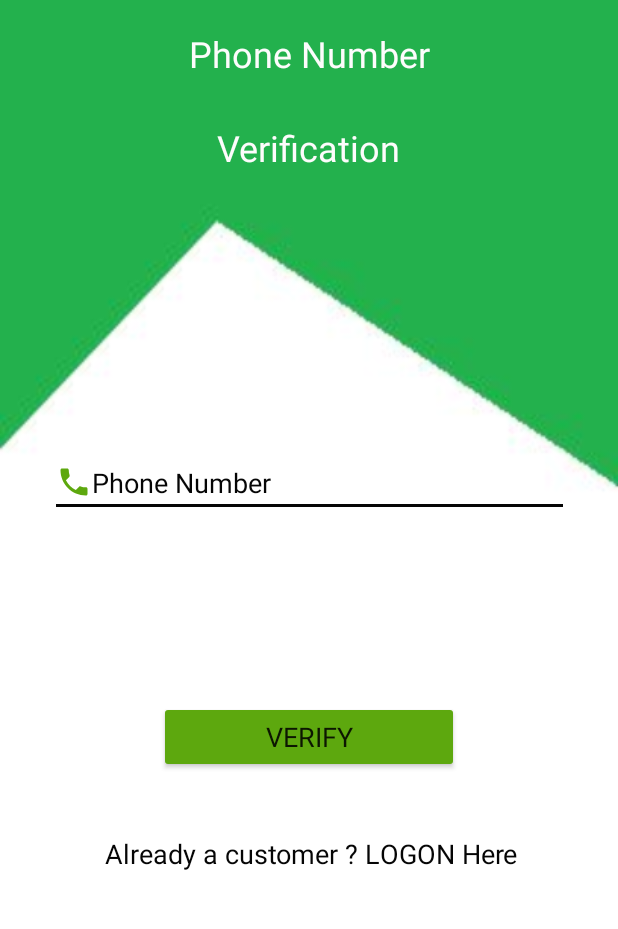
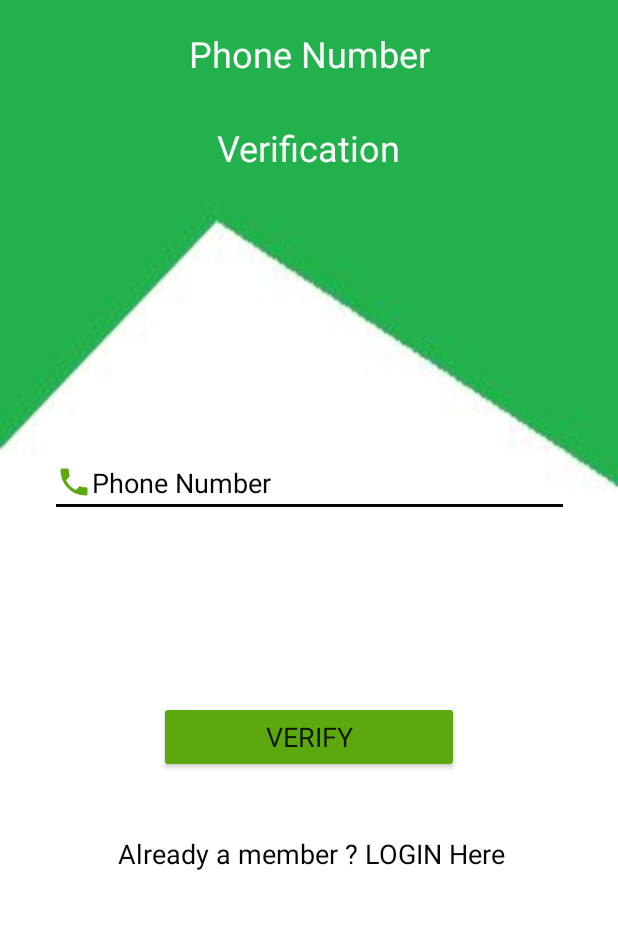
Before and after one commit to shanmukhchowdary147/Farm_Share, an Android app: the Otp screen opened directly, with no data from a screen before it, on a phone screen of 412 x 824 dp, the part 243-1172 px from its top. Run offline under Robolectric (Android 15) with nearby library versions, the phone set to English and light mode, and no system bars; our stand-ins replace Firebase (no records; nobody signed in at launch, a user with empty details on screens opened directly); Roboto replaces fonts that are not available here.

Commit message:
Farm Share Solutions

```diff
--- a/app/src/main/java/com/example/farm_share/Otp.java
+++ b/app/src/main/java/com/example/farm_share/Otp.java
@@ -50,8 +50,17 @@ public class Otp extends AppCompatActivity {
         Vphone=findViewById(R.id.Vphone);
         Votp=findViewById(R.id.Otp);
         Verify=findViewById(R.id.Verify);
-        Vlogin=findViewById(R.id.phone);
+        Vlogin=findViewById(R.id.Vlogin);
         progressBar=findViewById(R.id.progressBar);
+
+        Vlogin.setOnClickListener(new View.OnClickListener() {
+            @Override
+            public void onClick(View view) {
+                startActivity(new Intent(getApplicationContext(),Login.class));
+
+
+            }
+        });
         Verify.setOnClickListener(new View.OnClickListener() {
             @Override
             public void onClick(View view) {
@@ -60,7 +69,6 @@ public class Otp extends AppCompatActivity {
                     if(!Vphone.getText().toString().isEmpty() && Vphone.getText().toString().length()==10)
                     {
                         progressBar.setVisibility(View.VISIBLE);
-                        Vlogin.setText("Sending OTP..");
                         Vlogin.setVisibility(View.VISIBLE);
                         requestOTP(Vphone);
 
@@ -73,7 +81,7 @@ public class Otp extends AppCompatActivity {
                 else
                 {
                     String userotp=Votp.getText().toString();
-                    if(!userotp.isEmpty() && userotp.length()==6)
+                    if(userotp.length() == 6)
                     {
                         PhoneAuthCredential credential= PhoneAuthProvider.getCredential(verificationId,userotp);
                         verifyAuth(credential);
@@ -109,7 +117,7 @@ public class Otp extends AppCompatActivity {
         });
     }
 
-    private void Redirect(EditText vphone) {
+    private void Redirect(EditText Vphone) {
         final String SVphone=Vphone.getText().toString();
         final DatabaseReference RootRef;
         RootRef= FirebaseDatabase.getInstance().getReference();
@@ -171,6 +179,7 @@ public class Otp extends AppCompatActivity {
 
             @Override
             public void onVerificationFailed(FirebaseException e) {
+                progressBar.setVisibility(View.GONE);
                 Toast.makeText(Otp.this, "Cannot Create Account", Toast.LENGTH_SHORT).show();
 
             }
--- a/app/src/main/res/layout/activity_otp.xml
+++ b/app/src/main/res/layout/activity_otp.xml
@@ -125,14 +125,14 @@
         app:layout_constraintVertical_bias="0.39" />
 
     <TextView
-        android:id="@+id/PLogin"
+        android:id="@+id/Vlogin"
         android:layout_width="wrap_content"
         android:layout_height="wrap_content"
         android:layout_marginStart="70dp"
         android:layout_marginTop="39dp"
         android:layout_marginEnd="67dp"
         android:layout_marginBottom="78dp"
-        android:text="Already a customer ? LOGON Here"
+        android:text="Already a member ? LOGIN Here"
         android:textColor="#050505"
         android:textSize="18sp"
         app:layout_constraintBottom_toBottomOf="parent"
```
